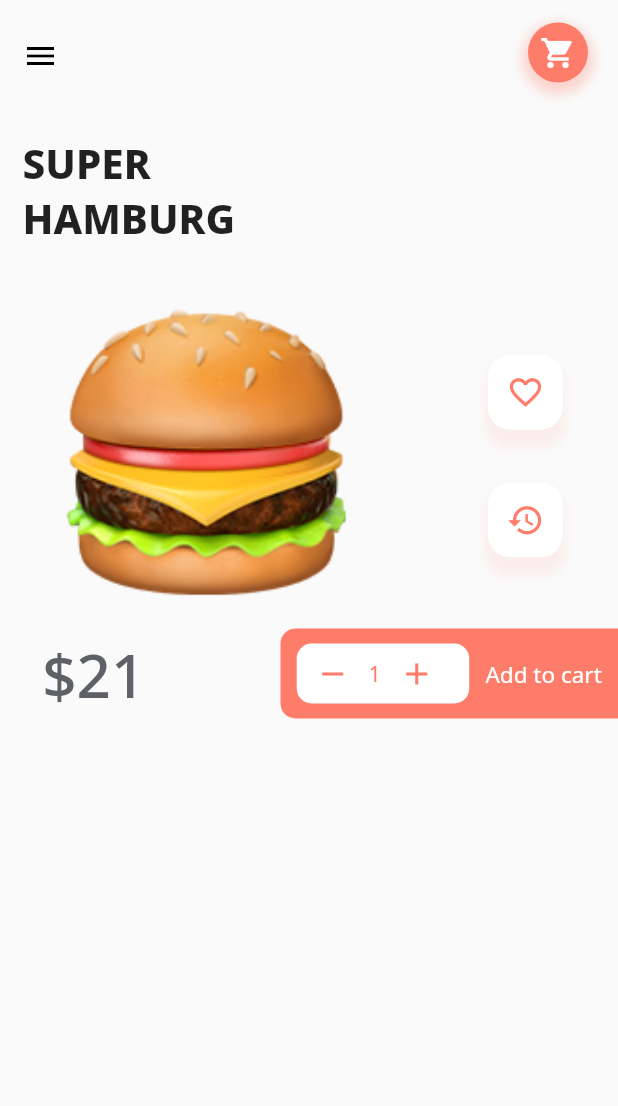
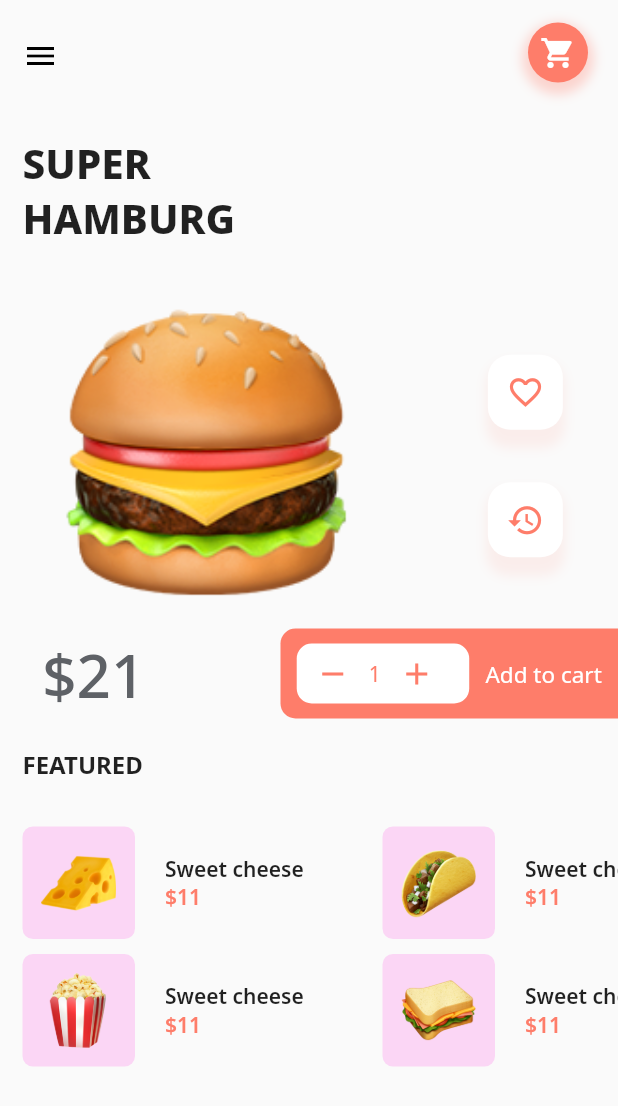
Before and after one commit to Pablofr10/foodApp, a Flutter app: the screen it shows after launch, after a tap on "Hamburg", on a phone screen of 412 x 824 dp. Shown: the top 1106 px of the screen. Run offline on Flutter 3.47's test engine with Material 2 defaults, Android fonts, the phone set to English and light mode, and no system bars; our stand-ins replace google_fonts, smooth_star_rating.

Commit message:
Finalizando Projeto.

```diff
--- a/lib/burgepage.dart
+++ b/lib/burgepage.dart
@@ -246,6 +246,25 @@ class _BurgerPageState extends State<BurgerPage> {
                 ),
               )
             ],
+          ),
+          Padding(
+            padding: EdgeInsets.all(15.0),
+            child: Text(
+              'FEATURED',
+              style: GoogleFonts.notoSans(
+                  fontSize: 16.0, fontWeight: FontWeight.w700),
+            ),
+          ),
+          Container(
+            height: 255.0,
+            width: MediaQuery.of(context).size.width,
+            child: ListView(
+              scrollDirection: Axis.horizontal,
+              children: [
+                _buildListItem('1'),
+                _buildListItem('2'),
+              ],
+            ),
           )
         ],
       ),
@@ -268,4 +287,80 @@ class _BurgerPageState extends State<BurgerPage> {
         return;
     }
   }
+
+  _buildListItem(String columnNumber) {
+    return Padding(
+      padding: EdgeInsets.all(15.0),
+      child: Column(
+        crossAxisAlignment: CrossAxisAlignment.end,
+        children: [
+          if (columnNumber == '1')
+            _buildColumnItem(
+                'assets/cheese.png', 'Sweet cheese', '11', Color(0XFFFBD6F5)),
+          if (columnNumber == '1')
+            _buildColumnItem(
+                'assets/popcorn.png', 'Sweet cheese', '11', Color(0XFFFBD6F5)),
+          if (columnNumber == '2')
+            _buildColumnItem(
+                'assets/taco.png', 'Sweet cheese', '11', Color(0XFFFBD6F5)),
+          if (columnNumber == '2')
+            _buildColumnItem(
+                'assets/sandwich.png', 'Sweet cheese', '11', Color(0XFFFBD6F5)),
+        ],
+      ),
+    );
+  }
+
+  _buildColumnItem(
+      String imgPath, String foodName, String price, Color bgColor) {
+    return Row(
+      mainAxisAlignment: MainAxisAlignment.spaceBetween,
+      children: [
+        Container(
+          width: 210.0,
+          padding: EdgeInsets.only(bottom: 10),
+          child: Row(
+            children: [
+              Container(
+                height: 75.0,
+                width: 75.0,
+                decoration: BoxDecoration(
+                  borderRadius: BorderRadius.circular(7.0),
+                  color: bgColor,
+                ),
+                child: Center(
+                  child: Image.asset(
+                    imgPath,
+                    height: 50.0,
+                    width: 50.0,
+                  ),
+                ),
+              ),
+              SizedBox(
+                width: 20.0,
+              ),
+              Column(
+                crossAxisAlignment: CrossAxisAlignment.start,
+                children: [
+                  Text(
+                    foodName,
+                    style: GoogleFonts.notoSans(
+                        fontSize: 14.0, fontWeight: FontWeight.w600),
+                  ),
+                  Text(
+                    '\$' + price,
+                    style: GoogleFonts.notoSans(
+                      fontSize: 14.0,
+                      fontWeight: FontWeight.w600,
+                      color: Color(0xFFFE7D6A),
+                    ),
+                  )
+                ],
+              )
+            ],
+          ),
+        )
+      ],
+    );
+  }
 }
```
